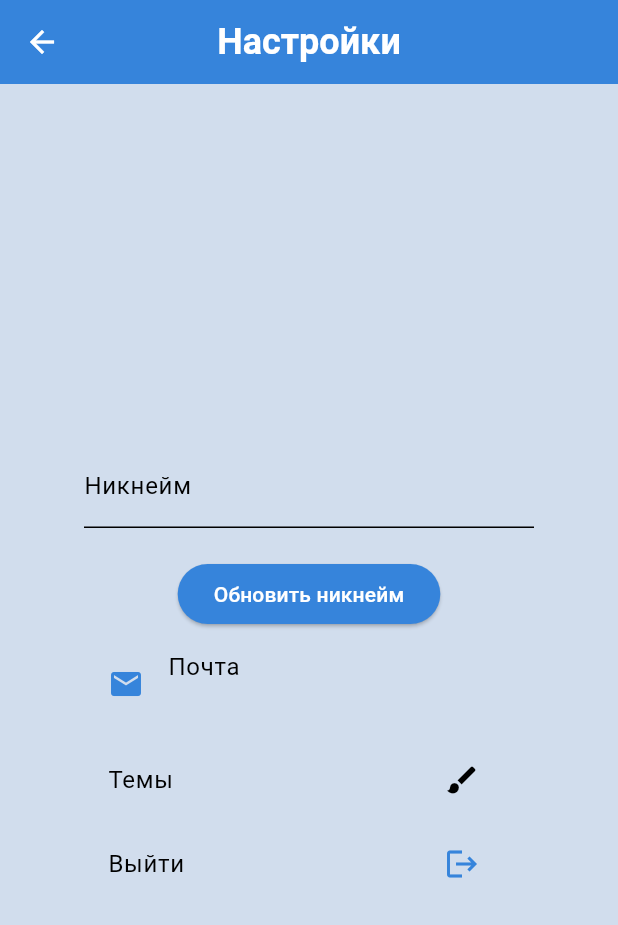
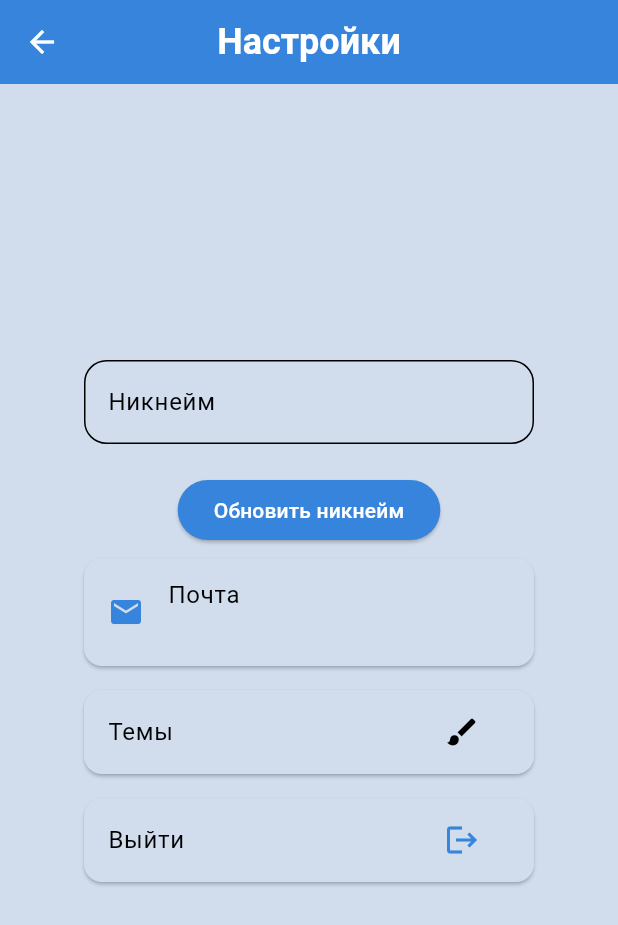
Before and after one commit to TidesofJuice/zovcord, a Flutter app: the ChatListScreen screen opened by its route, after a tap on the "settings" icon, on a phone screen of 412 x 824 dp. Shown: the top 925 px of the screen. Run offline on Flutter 3.47's test engine with Material 3 defaults, Android fonts, the phone set to English and light mode, and no system bars; our stand-ins replace cloud_firestore, emoji_picker_flutter, firebase_auth, firebase_core, get_it, go_router and 1 more; accounts and stored records are empty; network calls fail.

Commit message:
last design changes

```diff
--- a/lib/core/theme/themes/dark_theme.dart
+++ b/lib/core/theme/themes/dark_theme.dart
@@ -39,6 +39,11 @@ class DarkTheme {
         color: Color(0xffa1a2ab),
         size: 24,
       ),
+      textSelectionTheme: TextSelectionThemeData(
+        cursorColor: Colors.white,
+
+      ),
+
     );
   }
 }
--- a/lib/core/theme/themes/light_theme.dart
+++ b/lib/core/theme/themes/light_theme.dart
@@ -37,6 +37,9 @@ class LightTheme {
         color: Color(0xff3684db),
         size: 24,
       ),
+      textSelectionTheme: TextSelectionThemeData(
+        cursorColor: Colors.white,
+      ),
     );
   }
 }
--- a/lib/core/theme/themes/pink_theme.dart
+++ b/lib/core/theme/themes/pink_theme.dart
@@ -37,6 +37,9 @@ class PinkTheme {
         color: Color(0xffd35c9c),
         size: 24,
       ),
+      textSelectionTheme: TextSelectionThemeData(
+        cursorColor: Colors.white,
+      ),
     );
   }
 }
--- a/lib/core/theme/themes/violet_forest.dart
+++ b/lib/core/theme/themes/violet_forest.dart
@@ -38,6 +38,9 @@ class VioletForest {
         color: Color(0xffedd1d2),
         size: 24,
       ),
+      textSelectionTheme: TextSelectionThemeData(
+        cursorColor: Colors.white,
+      ),
     );
   }
 }
--- a/lib/core/widgets/chat_screen_widget.dart
+++ b/lib/core/widgets/chat_screen_widget.dart
@@ -119,14 +119,14 @@ class MessageItem extends StatelessWidget {
                       }
                     },
                   ),
-                  const SizedBox(height: 5),
+                  const SizedBox(height: 2),
                   Text(
                     data["message"],
                     style: TextStyle(
                         fontSize: 20,
                         color: Theme.of(context).colorScheme.onPrimary),
                   ),
-                  const SizedBox(height: 5),
+                  const SizedBox(height: 2),
                   Text(
                     formattedTimestamp,
                     style: TextStyle(
--- a/lib/screens/login_screen.dart
+++ b/lib/screens/login_screen.dart
@@ -52,6 +52,7 @@ class _LoginScreenState extends State<LoginScreen> {
     return Scaffold(
       body: BackgroundImage(
         child: Center(
+          child: Container(
             child: Column(
               mainAxisAlignment: MainAxisAlignment.center,
               children: [
@@ -146,6 +147,7 @@ class _LoginScreenState extends State<LoginScreen> {
             ),
           ),
         ),
+      ),
     );
   }
 }
--- a/lib/screens/settings_screen.dart
+++ b/lib/screens/settings_screen.dart
@@ -50,7 +50,7 @@ class _SettingsScreenState extends State<SettingsScreen> {
       );
 
       ScaffoldMessenger.of(context).showSnackBar(
-        const SnackBar(content: Text('Никнейм обновлен')),
+         SnackBar(content: Text('Никнейм обновлен, текущий никнейм - $currentNickname')),
       );
       setState(() {
         currentNickname = nicknameController.text;
@@ -88,10 +88,10 @@ class _SettingsScreenState extends State<SettingsScreen> {
           width: 300,
           height: 400,
           child: Column(
-            mainAxisAlignment: MainAxisAlignment.center,
+            mainAxisAlignment: MainAxisAlignment.start,
             children: [
               if (currentNickname != null)
-                ListTile(
+                /*ListTile(
                   shape: RoundedRectangleBorder(
                     borderRadius: BorderRadius.circular(15),
                   ),
@@ -99,6 +99,7 @@ class _SettingsScreenState extends State<SettingsScreen> {
                   title: Text(
                     "Текущий никнейм",
                     style: TextStyle(
+                      fontSize: 12,
                         color: Theme.of(context).colorScheme.onPrimary),
                   ),
                   subtitle: Text(
@@ -106,11 +107,18 @@ class _SettingsScreenState extends State<SettingsScreen> {
                     style: TextStyle(
                         color: Theme.of(context).colorScheme.onPrimary),
                   ),
-                ),
+                ),*/
               SizedBox(height: 20),
               TextField(
                 controller: nicknameController,
-                decoration: const InputDecoration(labelText: 'Никнейм'),
+                decoration: const InputDecoration(
+                  labelText: 'Никнейм',
+                  border: OutlineInputBorder(
+                    borderRadius: BorderRadius.all(
+                      Radius.circular(15),
+                    ),
+                  ),
+                ),
               ),
               const SizedBox(height: 20),
               _isLoading
@@ -125,14 +133,19 @@ class _SettingsScreenState extends State<SettingsScreen> {
                       child: const Text('Обновить никнейм'),
                     ),
               if (user != null)
-                ListTile(
+                Card(
+                  margin: const EdgeInsets.symmetric(vertical: 8),
+                  child: ListTile(
                     title: const Text("Почта"),
                     leading: IconTheme(
                         data: Theme.of(context).iconTheme,
                         child: Icon(Icons.mail)),
                     subtitle: Text(user.email ?? "Ошибка"),
                   ),
-              ListTile(
+                ),
+              Card(
+                margin: const EdgeInsets.symmetric(vertical: 8),
+                child: ListTile(
                   title: const Text("Темы"),
                   trailing: PopupMenuButton<int>(
                     onSelected: (value) {
@@ -160,7 +173,10 @@ class _SettingsScreenState extends State<SettingsScreen> {
                     tooltip: "Выбор темы",
                   ),
                 ),
-              ListTile(
+              ),
+              Card(
+                margin: const EdgeInsets.symmetric(vertical: 8),
+                child: ListTile(
                   iconColor: Theme.of(context).iconTheme.color,
                   title: const Text("Выйти"),
                   trailing: IconButton(
@@ -173,6 +189,7 @@ class _SettingsScreenState extends State<SettingsScreen> {
                     },
                   ),
                 ),
+              ),
             ],
           ),
         ),
```
Also changed, not shown: lib/screens/chat_list_screen.dart (+27 -6 lines), lib/screens/chat_screen.dart (+11 -5 lines). Lines whose indentation alone changed are shown as unchanged.
